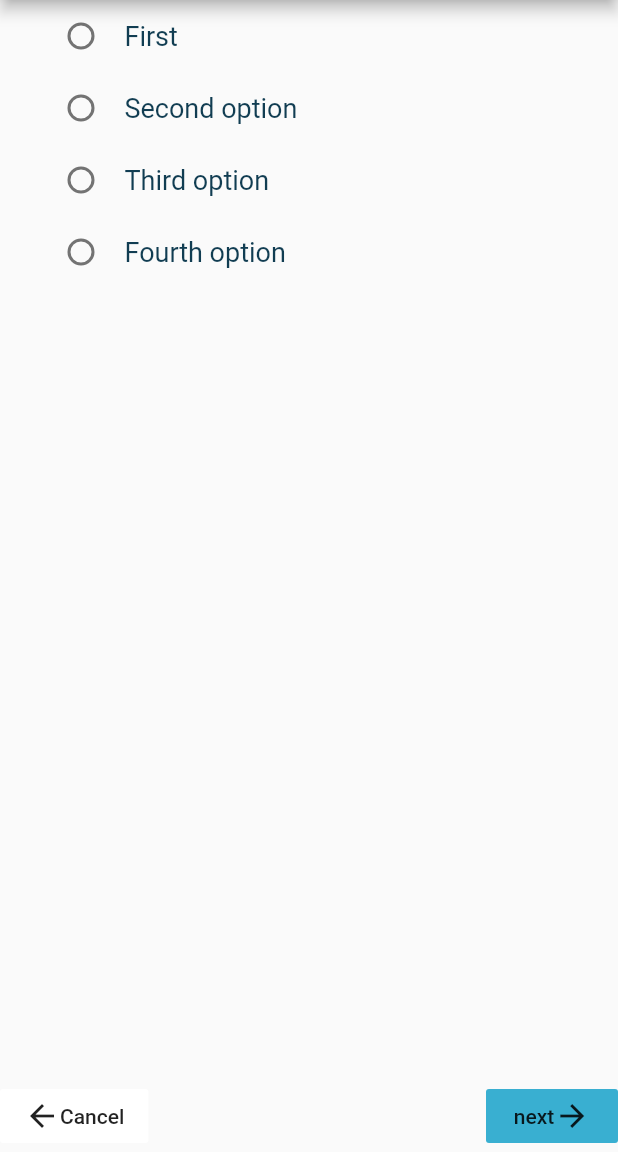
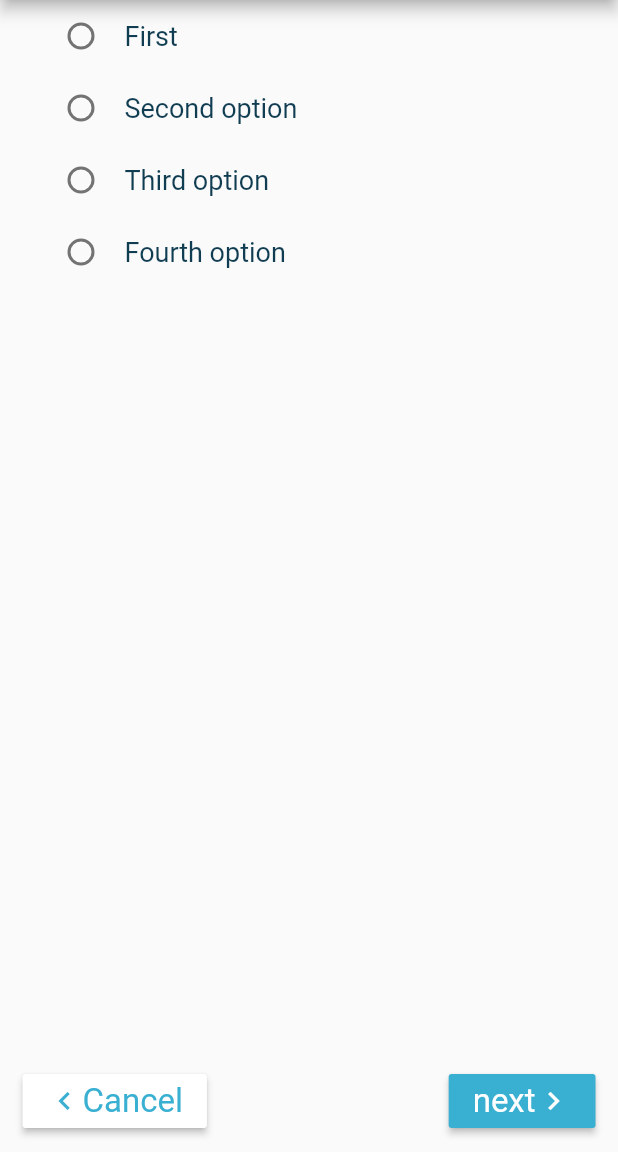
Before and after one commit to jhonatan247/unal-hospital-mobile, a Flutter app: the screen it shows after launch, after a tap on "next", after a tap on "Previous", on a phone screen of 412 x 824 dp, the part 84-1236 px from its top. Run offline on Flutter 3.47's test engine with Material 2 defaults, Android fonts, the phone set to English and light mode, and no system bars.

Commit message:
added GenericRaisededButtons to navigationwidget.dart

```diff
--- a/lib/Widgets/navigation_widget.dart
+++ b/lib/Widgets/navigation_widget.dart
@@ -1,5 +1,6 @@
 import 'package:flutter/material.dart';
 import 'package:me_cuido/Models/experiment.dart';
+import './GenericRaisedButton.dart';
 
 class NavigationWidget extends StatefulWidget {
   final List<Experiment> experiments;
@@ -33,6 +34,28 @@ class _NavigationWidgetState extends State<NavigationWidget> {
 
   int currentExperimentIndex = 0;
 
+  void onPreviousTab() {
+    if (currentExperimentIndex == 0) {
+      onCancel();
+    } else {
+      setState(() {
+        currentExperimentIndex--;
+        onPrevious(experiments.elementAt(currentExperimentIndex));
+      });
+    }
+  }
+
+  void onNextTab() {
+    if (currentExperimentIndex + 1 == experiments.length) {
+      onFinish();
+    } else {
+      setState(() {
+        currentExperimentIndex++;
+        onNext(experiments.elementAt(currentExperimentIndex));
+      });
+    }
+  }
+
   _NavigationWidgetState(
       {this.experiments,
       this.onFinish,
@@ -45,42 +68,24 @@ class _NavigationWidgetState extends State<NavigationWidget> {
     String backButtonText = currentExperimentIndex == 0 ? "Cancel" : "Previous";
     String nextButtonText =
         currentExperimentIndex + 1 == experiments.length ? "Finish" : "next";
-    return Row(
-      children: <Widget>[
-        FlatButton(
-          onPressed: () {
-            if (currentExperimentIndex == 0) {
-              onCancel();
-            } else {
-              setState(() {
-                currentExperimentIndex--;
-                onPrevious(experiments.elementAt(currentExperimentIndex));
-              });
-            }
-          },
-          child: Row(
-            children: <Widget>[Icon(Icons.arrow_back), Text(backButtonText)],
+    return Container(
+      padding: EdgeInsets.fromLTRB(15, 10, 15, 10),
+      child: Row(
+        children: <Widget>[
+          GenericRaisedButton(
+            backButtonText,
+            onPreviousTab,
+            prefixIcon: Icons.keyboard_arrow_left,
           ),
-          color: Theme.of(context).backgroundColor,
-        ),
-        FlatButton(
-          onPressed: () {
-            if (currentExperimentIndex + 1 == experiments.length) {
-              onFinish();
-            } else {
-              setState(() {
-                currentExperimentIndex++;
-                onNext(experiments.elementAt(currentExperimentIndex));
-              });
-            }
-          },
-          child: Row(
-            children: <Widget>[Text(nextButtonText), Icon(Icons.arrow_forward)],
+          GenericRaisedButton(
+            nextButtonText,
+            onNextTab,
+            sufixIcon: Icons.keyboard_arrow_right,
+            solid: true,
           ),
-          color: Theme.of(context).primaryColor,
-        ),
-      ],
-      mainAxisAlignment: MainAxisAlignment.spaceBetween,
+        ],
+        mainAxisAlignment: MainAxisAlignment.spaceBetween,
+      ),
     );
   }
 }
```
Also changed, not shown: lib/screens/Triage.dart (added).
